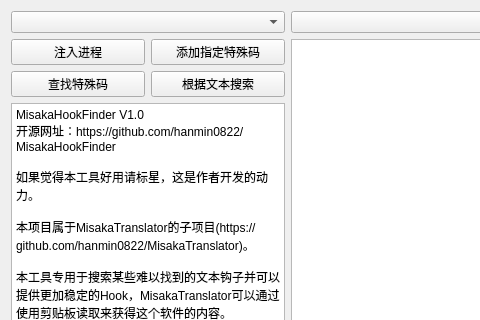
First picture: the form in MisakaHookFinder/MisakaHookFinder.ui, repository hanmin0822/MisakaHookFinder, before the edit; both pictures show x 0 to 480 and y 0 to 320 of the 715 by 620 pixel window.
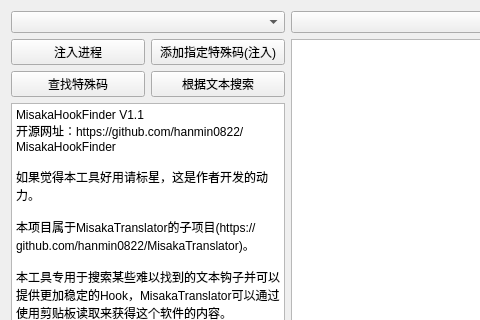
Second picture: the form after the edit.

Commit message: 修复了因为16进制转10进制的bug造成的hook移除错误，增加了使用既定特殊码直接开始的功能并自动移除其他hook

The edit to the form file:
```diff
--- a/MisakaHookFinder/MisakaHookFinder.ui
+++ b/MisakaHookFinder/MisakaHookFinder.ui
@@ -56,7 +56,7 @@
        </size>
       </property>
       <property name="text">
-       <string>添加指定特殊码</string>
+       <string>添加指定特殊码(注入)</string>
       </property>
      </widget>
     </item>
@@ -111,7 +111,7 @@
        <bool>false</bool>
       </property>
       <property name="plainText">
-       <string>MisakaHookFinder V1.0
+       <string>MisakaHookFinder V1.1
 开源网址：https://github.com/hanmin0822/MisakaHookFinder
 
 如果觉得本工具好用请标星，这是作者开发的动力。
```
The commit also changes 2 other files.
